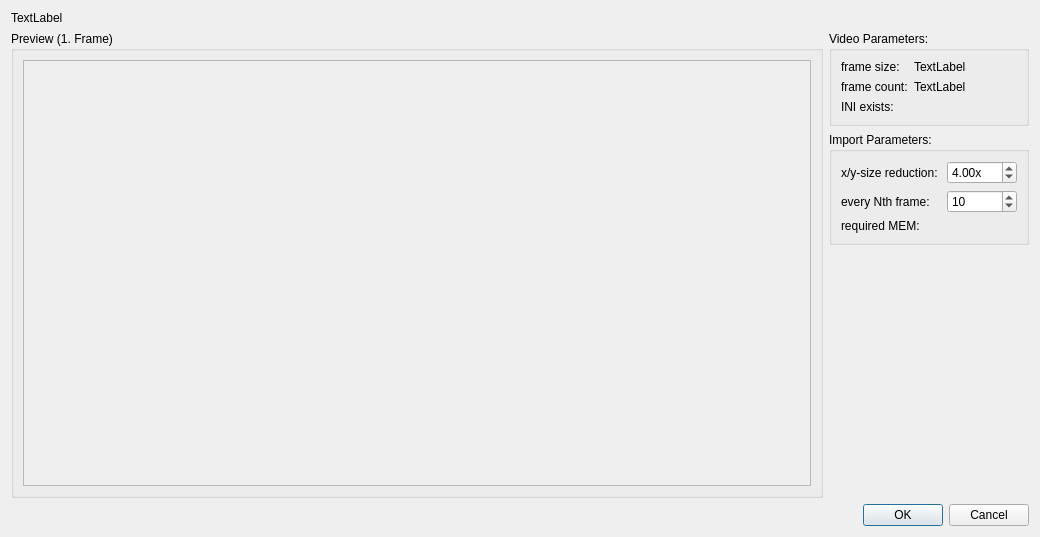
This is SlitScanGenerator/importdialog.ui in jkriege2/SlitScanGenerator as Qt 5 draws it before an edit. The edited form follows.
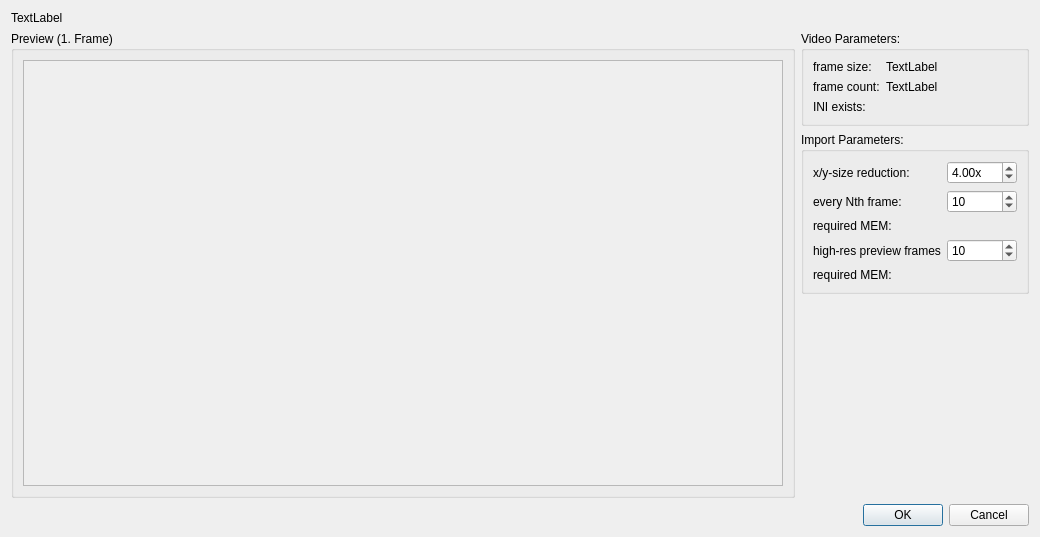
This is the edited form.

The edit to the form file:
```diff
--- a/SlitScanGenerator/importdialog.ui
+++ b/SlitScanGenerator/importdialog.ui
@@ -128,6 +128,40 @@
         </property>
        </widget>
       </item>
+      <item row="3" column="0">
+       <widget class="QLabel" name="label_4">
+        <property name="text">
+         <string>high-res preview frames</string>
+        </property>
+       </widget>
+      </item>
+      <item row="3" column="1">
+       <widget class="QSpinBox" name="spinHRFrames">
+        <property name="minimum">
+         <number>1</number>
+        </property>
+        <property name="maximum">
+         <number>1000</number>
+        </property>
+        <property name="value">
+         <number>10</number>
+        </property>
+       </widget>
+      </item>
+      <item row="4" column="0">
+       <widget class="QLabel" name="label_8">
+        <property name="text">
+         <string>required MEM:</string>
+        </property>
+       </widget>
+      </item>
+      <item row="4" column="1">
+       <widget class="QLabel" name="labMEMSizeHR">
+        <property name="text">
+         <string/>
+        </property>
+       </widget>
+      </item>
      </layout>
     </widget>
    </item>
```
